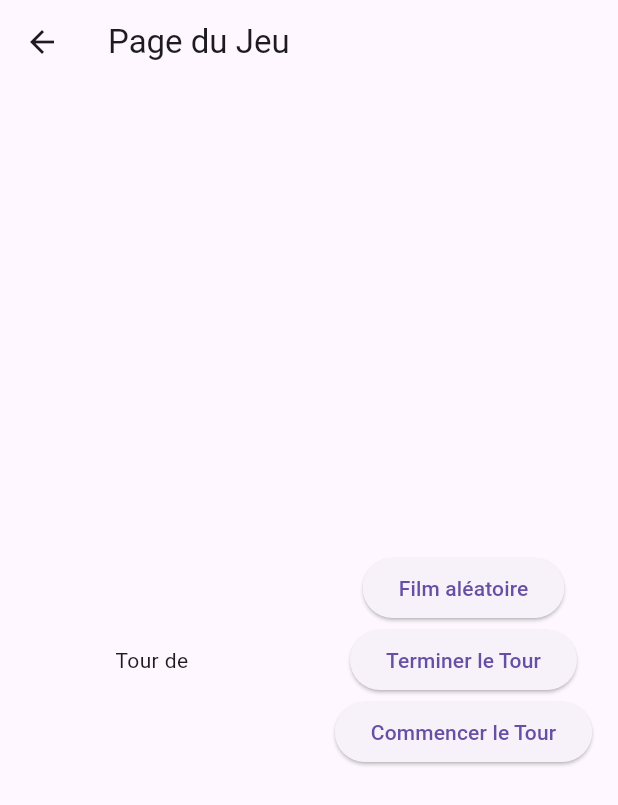
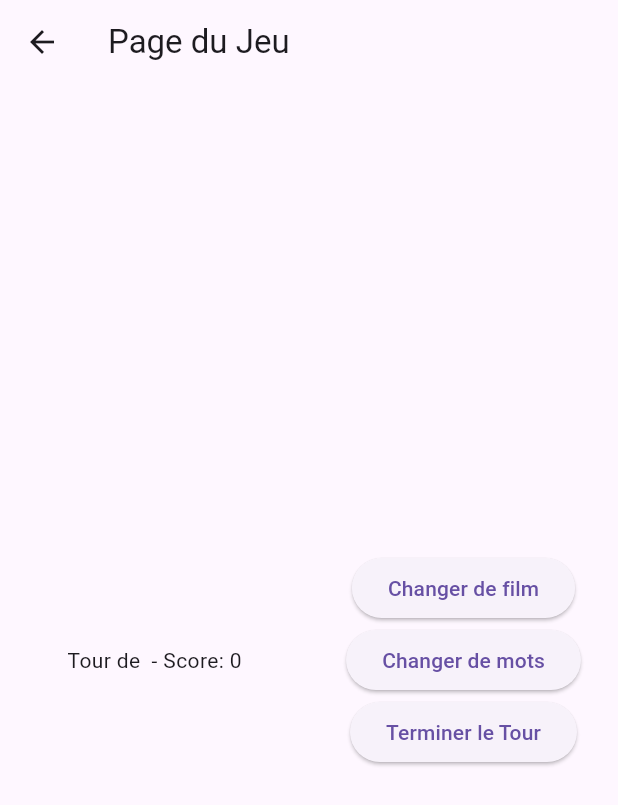
Before and after one commit to lucasfanech/fake_synopsis, a Flutter app: the screen it shows after launch, after a tap on "Commencer le Jeu", on a phone screen of 412 x 824 dp. Shown: the top 805 px of the screen. Run offline on Flutter 3.47's test engine with Material 3 defaults, Android fonts, the light colour scheme and no system bars; network calls fail.

Commit message:
new, word generation system & scores

```diff
--- a/lib/game_page.dart
+++ b/lib/game_page.dart
@@ -5,8 +5,11 @@ import 'word_generator.dart';
 class GamePage extends StatefulWidget {
   final int numberOfPlayers;
   final List<String> playerNames;
+  final List<int> playerScores;
+  // array of words state having false values for 10 values
+  List<bool> wordState = List.generate(10, (index) => false);
 
-  GamePage(this.numberOfPlayers, this.playerNames);
+  GamePage(this.numberOfPlayers, this.playerNames, this.playerScores);
 
   @override
   _GamePageState createState() => _GamePageState();
@@ -36,8 +39,6 @@ class _GamePageState extends State<GamePage> {
 
   @override
   Widget build(BuildContext context) {
-    // array of words state having false values for 10 values
-    List<bool> wordState = List.generate(10, (index) => false);
 
     return Scaffold(
       appBar: AppBar(
@@ -53,7 +54,7 @@ class _GamePageState extends State<GamePage> {
               child: Column(
                 mainAxisAlignment: MainAxisAlignment.center,
                 children: [
-                  Text('Tour de ${widget.playerNames[currentPlayerIndex]}'),
+                  Text('Tour de ${widget.playerNames[currentPlayerIndex]} - Score: ${widget.playerScores[currentPlayerIndex]}'),
                   if (currentMovie != null)
                     Column(
                       children: [
@@ -82,30 +83,35 @@ class _GamePageState extends State<GamePage> {
                       // Met à jour l'affiche du film et le synopsis
                       setState(() {});
                     },
-                    child: Text('Film aléatoire'),
+                    child: Text('Changer de film'),
                   ),
                   ElevatedButton(
                     onPressed: () {
-                      // Faire quelque chose avec les mots placés (à implémenter)
-                      // Par exemple, vérifier si les mots sont correctement placés et attribuer des points
-                      // ...
-
+                      generateWords();
+                      // reset l'état des mots
+                      widget.wordState = List.generate(10, (index) => false);
+                    },
+                    child: Text('Changer de mots'),
+                  ),
+                  ElevatedButton(
+                    onPressed: () {
+                      // compter le nombre de mots trouvés par le joueur
+                      int score = 0;
+                      for (var i = 0; i < widget.wordState.length; i++) {
+                        if (widget.wordState[i]) {
+                          score++;
+                        }
+                      }
+                      // Mettre à jour le score du joueur
+                      setState(() {
+                        widget.playerScores[currentPlayerIndex] += score;
+                      });
+                      // Reset l'état des mots
+                      widget.wordState = List.generate(10, (index) => false);
                       // Passer au tour suivant
                       nextTurn();
                     },
                     child: Text('Terminer le Tour'),
-                  ),
-                  ElevatedButton(
-                    onPressed: () {
-                      // Commencer le tour pour le joueur actuel
-                      print('Avant appel à generateRandomMovieAndWords');
-                      print('currentMovie: $currentMovie');
-                      generateRandomMovieAndWords();
-                      // print movie and words in console
-                      print('Après appel à generateRandomMovieAndWords');
-                      print('currentMovie: $currentMovie');
-                    },
-                    child: Text('Commencer le Tour'),
                   ),
                   // BOucle pour afficher les mots les uns en dessous des autres
                   if (currentWords != null) Text('Mots à placer:'),
@@ -116,13 +122,11 @@ class _GamePageState extends State<GamePage> {
                         onPressed: () {
                           // changer la couleur du bouton
                           setState(() {
-                            wordState[i] = !wordState[i];
-                            // console log to check if the state is changing
-                            print(wordState);
+                            widget.wordState[i] = !widget.wordState[i];
                           });
                         },
                         style: ElevatedButton.styleFrom(
-                          primary: wordState[i] ? Colors.green : Colors.grey,
+                          primary: widget.wordState[i] ? Colors.green : Colors.red,
                         ),
                         child: Text('${currentWords![i]}'),
                       ),
--- a/lib/main.dart
+++ b/lib/main.dart
@@ -22,6 +22,7 @@ class PlayerInputPage extends StatefulWidget {
 class _PlayerInputPageState extends State<PlayerInputPage> {
   int numberOfPlayers = 2; // Valeur par défaut
   List<String> playerNames = List.generate(2, (index) => ""); // Initialisation des noms des joueurs
+  List<int> playerScores = List.generate(2, (index) => 0); // Initialisation des scores des joueurs
 
   @override
   Widget build(BuildContext context) {
@@ -45,6 +46,7 @@ class _PlayerInputPageState extends State<PlayerInputPage> {
                 setState(() {
                   numberOfPlayers = value.toInt();
                   playerNames = List.generate(numberOfPlayers, (index) => "");
+                  playerScores = List.generate(numberOfPlayers, (index) => 0);
                 });
               },
             ),
@@ -72,7 +74,7 @@ class _PlayerInputPageState extends State<PlayerInputPage> {
                 Navigator.push(
                   context,
                   MaterialPageRoute(
-                    builder: (context) => GamePage(numberOfPlayers, playerNames),
+                    builder: (context) => GamePage(numberOfPlayers, playerNames, playerScores),
                   ),
                 );
               },
--- a/lib/movie_generator.dart
+++ b/lib/movie_generator.dart
@@ -1,24 +1,44 @@
 import 'dart:convert';
+import 'dart:math';
 import 'package:http/http.dart' as http;
 
 class MovieGenerator {
-  static const String apiKey = "f284d86fabe6a583282b88a52798bdd6";
+  static const String apiKey = "fd4651c463eead9c0e5a93af47dd4578";
 
-  static Future<Map<String, String>> generateRandomMovie() async {
-    final int pageNumber = 1 + (DateTime.now().millisecondsSinceEpoch % 5); // Random page number between 1 and 5
-    final String url = "https://api.themoviedb.org/3/movie/top_rated?language=fr-FR&page=$pageNumber&api_key=$apiKey";
+  static Future<List<int>> getTop250MovieIds() async {
+    final int randomPageNumber = 1 + Random().nextInt(13); // Random page number between 1 and 13
+
+    final String url = "https://api.themoviedb.org/3/list/634?api_key=$apiKey&language=fr-FR&page=$randomPageNumber";
 
     final response = await http.get(Uri.parse(url));
 
     if (response.statusCode == 200) {
-      final Map<String, dynamic> data = json.decode(response.body);
-      final List<dynamic> results = data['results'];
+      final Map<String, dynamic> listData = json.decode(response.body);
+      final List<dynamic> items = listData['items'];
 
-      if (results.isNotEmpty) {
+      // Extract movie IDs from the list
+      final List<int> movieIds = items.map<int>((item) => item['id']).toList();
 
-        // Pick a random movie from the list
-        int randomIndex = DateTime.now().millisecondsSinceEpoch % results.length;
-        final Map<String, dynamic> movie = results[randomIndex];
+      return movieIds;
+    }
+
+    // Handle error or return an empty list
+    return [];
+  }
+
+  static Future<Map<String, String>> generateRandomMovie() async {
+    final List<int> movieIds = await getTop250MovieIds();
+
+    if (movieIds.isNotEmpty) {
+      // Pick a random movie ID from the list
+      final int randomMovieId = movieIds[Random().nextInt(movieIds.length)];
+
+      final String url = "https://api.themoviedb.org/3/movie/$randomMovieId?language=fr-FR&api_key=$apiKey";
+
+      final response = await http.get(Uri.parse(url));
+
+      if (response.statusCode == 200) {
+        final Map<String, dynamic> movie = json.decode(response.body);
 
         final String title = movie['title'];
         final String posterPath = movie['poster_path'];
```
